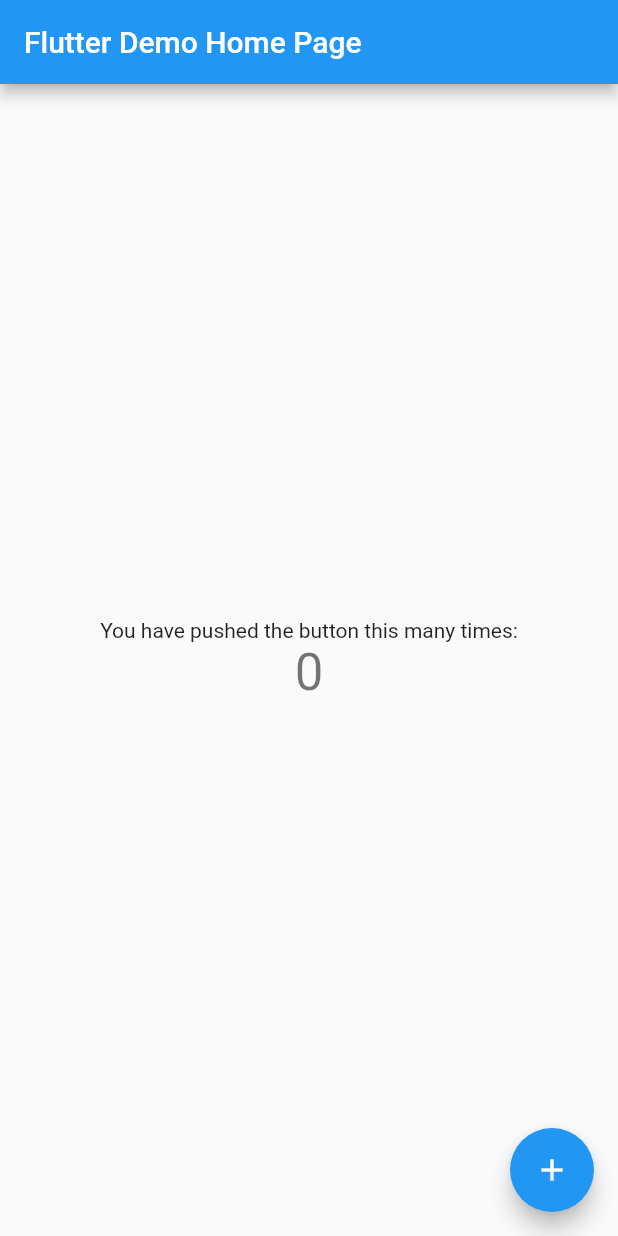
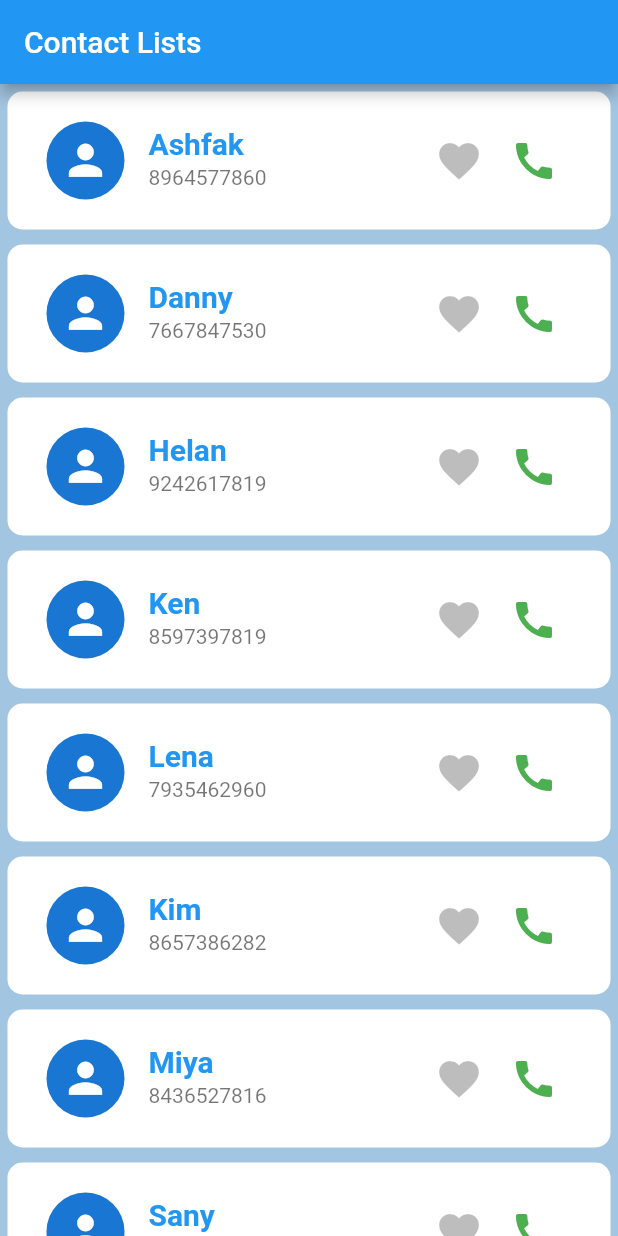
Before and after one commit to amaiswarya/contact-lists, a Flutter app: the screen it shows after launch, on a phone screen of 412 x 824 dp. Run offline on Flutter 3.47's test engine with Material 2 defaults, Android fonts, the phone set to English and light mode, and no system bars.

Commit message:
structure code

```diff
--- /dev/null
+++ b/contactlists/lib/constants/color_constants.dart
@@ -0,0 +1,7 @@
+import 'package:flutter/cupertino.dart';
+import 'package:flutter/material.dart';
+
+class CColor {
+  static Color whiteColor = Colors.white;
+  static Color titleColor = Colors.blue;
+}
--- a/contactlists/lib/main.dart
+++ b/contactlists/lib/main.dart
@@ -1,4 +1,6 @@
 import 'package:flutter/material.dart';
+
+import 'view/lists.dart';
 
 void main() {
   runApp(const MyApp());
@@ -24,92 +26,7 @@
         // is not restarted.
         primarySwatch: Colors.blue,
       ),
-      home: const MyHomePage(title: 'Flutter Demo Home Page'),
+      home: const Home(),
     );
   }
 }
-
-class MyHomePage extends StatefulWidget {
-  const MyHomePage({Key? key, required this.title}) : super(key: key);
-
-  // This widget is the home page of your application. It is stateful, meaning
-  // that it has a State object (defined below) that contains fields that affect
-  // how it looks.
-
-  // This class is the configuration for the state. It holds the values (in this
-  // case the title) provided by the parent (in this case the App widget) and
-  // used by the build method of the State. Fields in a Widget subclass are
-  // always marked "final".
-
-  final String title;
-
-  @override
-  State<MyHomePage> createState() => _MyHomePageState();
-}
-
-class _MyHomePageState extends State<MyHomePage> {
-  int _counter = 0;
-
-  void _incrementCounter() {
-    setState(() {
-      // This call to setState tells the Flutter framework that something has
-      // changed in this State, which causes it to rerun the build method below
-      // so that the display can reflect the updated values. If we changed
-      // _counter without calling setState(), then the build method would not be
-      // called again, and so nothing would appear to happen.
-      _counter++;
-    });
-  }
-
-  @override
-  Widget build(BuildContext context) {
-    // This method is rerun every time setState is called, for instance as done
-    // by the _incrementCounter method above.
-    //
-    // The Flutter framework has been optimized to make rerunning build methods
-    // fast, so that you can just rebuild anything that needs updating rather
-    // than having to individually change instances of widgets.
-    return Scaffold(
-      appBar: AppBar(
-        // Here we take the value from the MyHomePage object that was created by
-        // the App.build method, and use it to set our appbar title.
-        title: Text(widget.title),
-      ),
-      body: Center(
-        // Center is a layout widget. It takes a single child and positions it
-        // in the middle of the parent.
-        child: Column(
-          // Column is also a layout widget. It takes a list of children and
-          // arranges them vertically. By default, it sizes itself to fit its
-          // children horizontally, and tries to be as tall as its parent.
-          //
-          // Invoke "debug painting" (press "p" in the console, choose the
-          // "Toggle Debug Paint" action from the Flutter Inspector in Android
-          // Studio, or the "Toggle Debug Paint" command in Visual Studio Code)
-          // to see the wireframe for each widget.
-          //
-          // Column has various properties to control how it sizes itself and
-          // how it positions its children. Here we use mainAxisAlignment to
-          // center the children vertically; the main axis here is the vertical
-          // axis because Columns are vertical (the cross axis would be
-          // horizontal).
-          mainAxisAlignment: MainAxisAlignment.center,
-          children: <Widget>[
-            const Text(
-              'You have pushed the button this many times:',
-            ),
-            Text(
-              '$_counter',
-              style: Theme.of(context).textTheme.headline4,
-            ),
-          ],
-        ),
-      ),
-      floatingActionButton: FloatingActionButton(
-        onPressed: _incrementCounter,
-        tooltip: 'Increment',
-        child: const Icon(Icons.add),
-      ), // This trailing comma makes auto-formatting nicer for build methods.
-    );
-  }
-}
--- /dev/null
+++ b/contactlists/lib/models/contact_model.dart
@@ -0,0 +1,12 @@
+List<Map> contactList = [
+  {"Name": "Ashfak", "Number": "8964577860", "isSelected": false},
+  {"Name": "Danny", "Number": "7667847530", "isSelected": false},
+  {"Name": "Helan", "Number": "9242617819", "isSelected": false},
+  {"Name": "Ken", "Number": "8597397819", "isSelected": false},
+  {"Name": "Lena", "Number": "7935462960", "isSelected": false},
+  {"Name": "Kim", "Number": "8657386282", "isSelected": false},
+  {"Name": "Miya", "Number": "8436527816", "isSelected": false},
+  {"Name": "Sany", "Number": "9037545219", "isSelected": false},
+  {"Name": "Sen", "Number": "8467563689", "isSelected": false},
+  {"Name": "Jim", "Number": "9436275819", "isSelected": false},
+]; //lists of contacts
--- /dev/null
+++ b/contactlists/lib/utils/utils.dart
@@ -0,0 +1,11 @@
+import 'package:url_launcher/url_launcher.dart';
+
+class Utils {
+  static Future<void> makePhoneCall(String phoneNumber) async {
+    final Uri launchUri = Uri(
+      scheme: 'tel',
+      path: phoneNumber,
+    );
+    await launchUrl(launchUri);
+  }
+}
--- /dev/null
+++ b/contactlists/lib/view/list_container.dart
@@ -0,0 +1,56 @@
+import 'package:contactlists/models/contact_model.dart';
+import 'package:contactlists/utils/utils.dart';
+import 'package:contactlists/view/styles/title_style.dart';
+import 'package:flutter/material.dart';
+
+class ListContainer extends StatefulWidget {
+  final int idx;
+  const ListContainer({Key? key, required this.idx}) : super(key: key);
+
+  @override
+  State<ListContainer> createState() => _ListContainerState();
+}
+
+class _ListContainerState extends State<ListContainer> {
+  @override
+  Widget build(BuildContext context) {
+    return ListTile(
+        leading: const CircleAvatar(
+          radius: 26,
+          child: Icon(
+            Icons.person,
+            size: 33,
+          ),
+        ),
+        title: titleText(contactList[widget.idx]["Name"]),
+        subtitle: Text(contactList[widget.idx]["Number"]),
+        trailing: SizedBox(
+          width: 100,
+          child: Row(
+            mainAxisAlignment: MainAxisAlignment.spaceAround,
+            children: [
+              GestureDetector(
+                onTap: () {
+                  setState(() {
+                    contactList[widget.idx]["isSelected"] =
+                        !contactList[widget.idx]["isSelected"];
+                  });
+                },
+                child: Icon(Icons.favorite,
+                    size: 32,
+                    color: contactList[widget.idx]["isSelected"] == true
+                        ? Colors.red
+                        : Colors.black26),
+              ),
+              GestureDetector(
+                onTap: () {
+                  Utils.makePhoneCall(contactList[widget.idx]["Number"]);
+                  // makePhoneCall(contactList[index]["Number"]);
+                },
+                child: const Icon(Icons.call, size: 32, color: Colors.green),
+              )
+            ],
+          ),
+        ));
+  }
+}
--- /dev/null
+++ b/contactlists/lib/view/lists.dart
@@ -0,0 +1,20 @@
+import 'package:contactlists/view/listview_widget.dart';
+import 'package:flutter/material.dart';
+
+class Home extends StatefulWidget {
+  const Home({Key? key}) : super(key: key);
+  @override
+  State<Home> createState() => _HomeState();
+}
+
+class _HomeState extends State<Home> {
+  @override
+  Widget build(BuildContext context) {
+    return Scaffold(
+        appBar: AppBar(
+          title: const Text("Contact Lists"), //app bar title
+        ),
+        backgroundColor: const Color.fromARGB(255, 162, 197, 225),
+        body: const Center(child: ListviewWidget()));
+  }
+}
--- /dev/null
+++ b/contactlists/lib/view/listview_widget.dart
@@ -0,0 +1,36 @@
+import 'package:contactlists/constants/color_constants.dart';
+import 'package:contactlists/utils/utils.dart';
+import 'package:contactlists/view/list_container.dart';
+import 'package:flutter/material.dart';
+import '../models/contact_model.dart';
+
+class ListviewWidget extends StatefulWidget {
+  const ListviewWidget({Key? key}) : super(key: key);
+
+  @override
+  State<ListviewWidget> createState() => _ListviewWidgetState();
+}
+
+class _ListviewWidgetState extends State<ListviewWidget> {
+  @override
+  Widget build(BuildContext context) {
+    return ListView.builder(
+        physics: const BouncingScrollPhysics(),
+        itemCount: contactList
+            .length, //item count specifies the length of contact lists
+        itemBuilder: (BuildContext context, int index) {
+          return Container(
+            margin: const EdgeInsets.all(
+                5), //to give spacing around element's border
+            padding: const EdgeInsets.all(
+                10), //to give spacing between element border and element content
+            decoration: BoxDecoration(
+                color: CColor.whiteColor,
+                borderRadius: BorderRadius.circular(10)),
+            child: ListContainer(
+              idx: index,
+            ),
+          );
+        });
+  }
+}
--- /dev/null
+++ b/contactlists/lib/view/styles/title_style.dart
@@ -0,0 +1,10 @@
+import 'package:contactlists/constants/color_constants.dart';
+import 'package:flutter/material.dart';
+
+Widget titleText(txt) {
+  return Text(
+    txt,
+    style: TextStyle(
+        fontSize: 20, fontWeight: FontWeight.w600, color: CColor.titleColor),
+  );
+}
--- a/contactlists/pubspec.yaml
+++ b/contactlists/pubspec.yaml
@@ -34,6 +34,7 @@
   # The following adds the Cupertino Icons font to your application.
   # Use with the CupertinoIcons class for iOS style icons.
   cupertino_icons: ^1.0.2
+  url_launcher: ^6.1.2
 
 dev_dependencies:
   flutter_test:
```
Also changed, not shown: contactlists/pubspec.lock, 5 other files.
